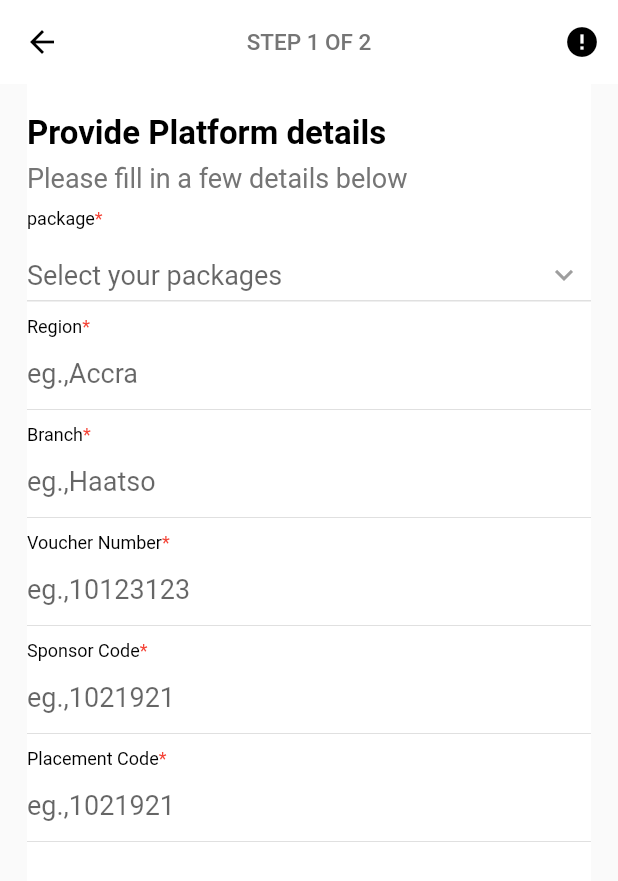
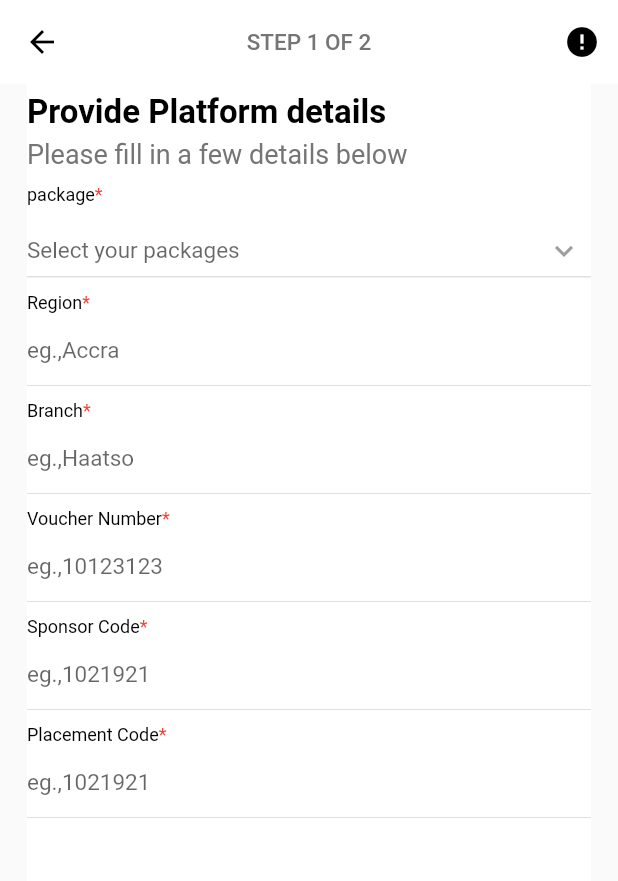
Before and after one commit to Cankarnama/Emrys-Login-Screens, a Flutter app: the Register01 screen opened directly, after a tap on the "arrow forward" icon, on a phone screen of 412 x 824 dp. Shown: the top 881 px of the screen. Run offline on Flutter 3.47's test engine with Material 2 defaults, Android fonts, the phone set to English and light mode, and no system bars; our stand-ins replace country_code_picker; missing offline and left inert: flag.

Commit message:
resgister 1 and 2 screen update

```diff
--- a/proji_1/lib/Register01.dart
+++ b/proji_1/lib/Register01.dart
@@ -10,7 +10,7 @@ class Register01 extends StatelessWidget {
         appBar: AppBar(
           elevation: 0,
           title: Text(
-            'STEP 2 OF 2',
+            'STEP 1 OF 2',
             style: TextStyle(color: Colors.grey[600], fontSize: 15),
           ),
           centerTitle: true,
@@ -53,7 +53,7 @@ class Register01 extends StatelessWidget {
                         ),
 
                         Container(
-                          margin: EdgeInsets.only(top: 6),
+                          margin: EdgeInsets.only(top: 2),
                           child: Text(
                             'Please fill in a few details below',
                             style: TextStyle(
@@ -78,12 +78,15 @@ class Register01 extends StatelessWidget {
                             ),
                           ]),
                         ),
-                        /*  ShortText("Phone Number"),
-                        LongText(hint: 'e.g., name@email.com'),
-                        ShortText("Phone Number"),
-                        LongText(hint: 'e.g., name@email.com'),
+                         ShortText("Country"),
+                       Register02().dropdown(hint: 'Select your country'),
+                        ShortText("Identification type (optional)"),
+                        Register02().dropdown(hint: 'Select your ID type'),
+                        ShortText("ID number"),
+                       // LongText(hint: 'e.g., name@email.com'),
 
-                       */
+
+
                         FloatingActionButton.small(
                           child: const Icon(
                             Icons.arrow_forward,
@@ -110,7 +113,7 @@ class Register01 extends StatelessWidget {
           alignLabelWithHint: true,
           hintStyle: const TextStyle(
             //   fontWeight: FontWeight.bold
-              fontSize: 18),
+              fontSize: 15),
           enabledBorder: const UnderlineInputBorder(
 
             borderSide: BorderSide(
--- a/proji_1/lib/Register02.dart
+++ b/proji_1/lib/Register02.dart
@@ -45,7 +45,7 @@ class Register02 extends StatelessWidget {
                       crossAxisAlignment: CrossAxisAlignment.start,
                       children: <Widget>[
                         Container(
-                          margin: EdgeInsets.only(top: 20),
+                          margin: EdgeInsets.only(top: 6),
                           child: const Text(
                             'Provide Platform details',
                             style: TextStyle(
@@ -56,7 +56,7 @@ class Register02 extends StatelessWidget {
                           ),
                         ),
                         Container(
-                          margin: EdgeInsets.only(top: 6),
+                          margin: EdgeInsets.only(top: 4),
                           child: Text(
                             'Please fill in a few details below',
                             style: TextStyle(
@@ -89,7 +89,7 @@ class Register02 extends StatelessWidget {
   hintText: hint,
   hintStyle: const TextStyle(
   //   fontWeight: FontWeight.bold
-  fontSize: 18),
+  fontSize: 15),
   enabledBorder: const UnderlineInputBorder(
   borderSide: BorderSide(color: Colors.black12),
   ),
```
